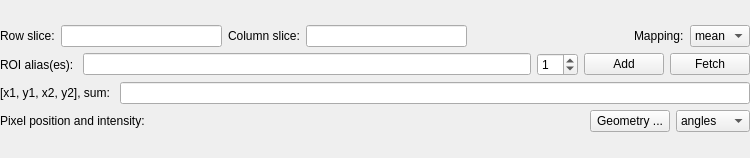
First picture: the form in lavuelib/ui/QROIProjToolWidget.ui, repository syncope/lavue, before the edit.
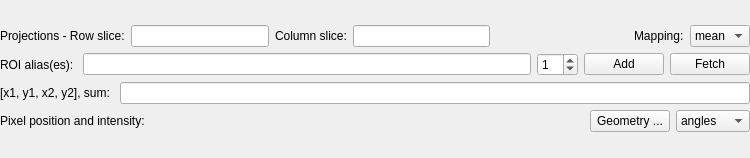
Second picture: the form after the edit.

Patch:
```diff
--- a/lavuelib/ui/QROIProjToolWidget.ui
+++ b/lavuelib/ui/QROIProjToolWidget.ui
@@ -27,7 +27,7 @@
           <string>&lt;html&gt;&lt;head/&gt;&lt;body&gt;&lt;p&gt;row range in the python slice notation,&lt;/p&gt;&lt;p&gt;e.g. 0:100 or 100:200:2&lt;/p&gt;&lt;p&gt;empty means ALL&lt;/p&gt;&lt;p&gt;&lt;br/&gt;&lt;/p&gt;&lt;/body&gt;&lt;/html&gt;</string>
          </property>
          <property name="text">
-          <string>Row slice:</string>
+          <string>Projections - Row slice:</string>
          </property>
          <property name="buddy">
           <cstring>rowsliceLineEdit</cstring>
```
